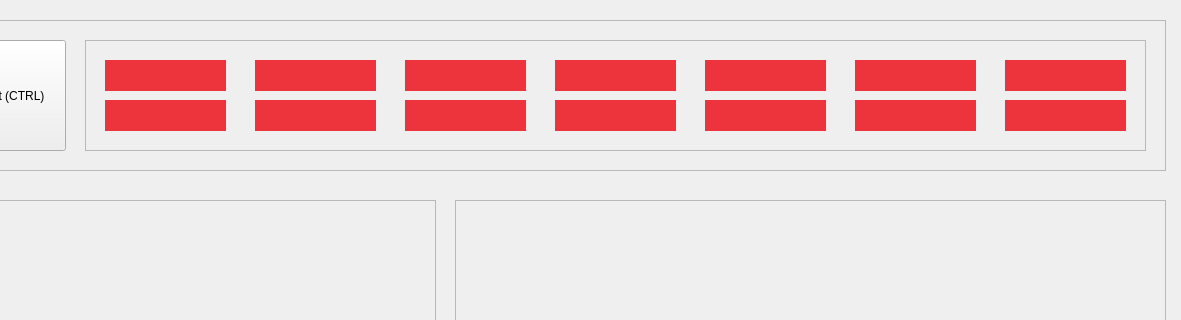
VILABVisualPanel/VILAB_PANEL, file src/ui/forms/vilab_window.ui: the form before one commit; both pictures show x 85 to 1266 and y 0 to 320 of the 1266 by 869 pixel window.
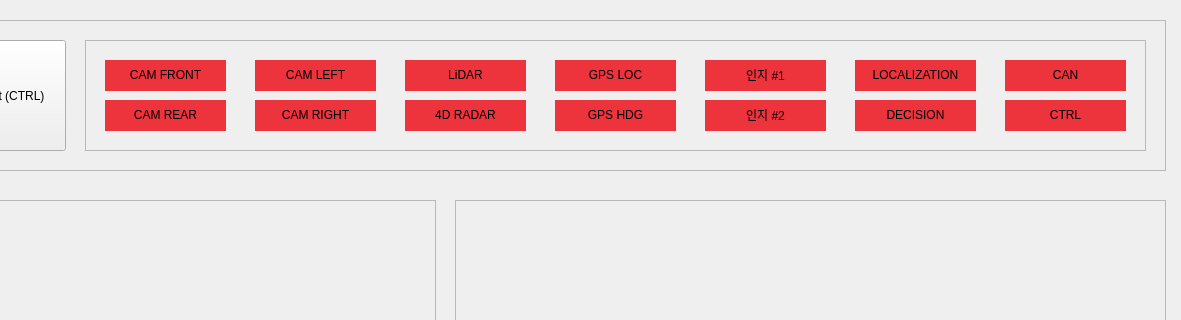
The form after the commit.

Diff of the .ui file:
```diff
--- a/src/ui/forms/vilab_window.ui
+++ b/src/ui/forms/vilab_window.ui
@@ -77,7 +77,7 @@
 </string>
       </property>
       <property name="text">
-       <string/>
+       <string>&lt;html&gt;&lt;head/&gt;&lt;body&gt;&lt;p align=&quot;center&quot;&gt;CAM FRONT&lt;/p&gt;&lt;/body&gt;&lt;/html&gt;</string>
       </property>
      </widget>
      <widget class="QLabel" name="camrearLabel">
@@ -93,7 +93,7 @@
        <string notr="true">background-color: rgb(237, 51, 59);</string>
       </property>
       <property name="text">
-       <string/>
+       <string>&lt;html&gt;&lt;head/&gt;&lt;body&gt;&lt;p align=&quot;center&quot;&gt;CAM REAR&lt;/p&gt;&lt;/body&gt;&lt;/html&gt;</string>
       </property>
      </widget>
      <widget class="QLabel" name="camleftLabel">
@@ -109,7 +109,7 @@
        <string notr="true">background-color: rgb(237, 51, 59);</string>
       </property>
       <property name="text">
-       <string/>
+       <string>&lt;html&gt;&lt;head/&gt;&lt;body&gt;&lt;p align=&quot;center&quot;&gt;CAM LEFT&lt;/p&gt;&lt;/body&gt;&lt;/html&gt;</string>
       </property>
      </widget>
      <widget class="QLabel" name="camrightLabel">
@@ -125,7 +125,7 @@
        <string notr="true">background-color: rgb(237, 51, 59);</string>
       </property>
       <property name="text">
-       <string/>
+       <string>&lt;html&gt;&lt;head/&gt;&lt;body&gt;&lt;p align=&quot;center&quot;&gt;CAM RIGHT&lt;/p&gt;&lt;/body&gt;&lt;/html&gt;</string>
       </property>
      </widget>
      <widget class="QLabel" name="lidarLabel">
@@ -141,7 +141,7 @@
        <string notr="true">background-color: rgb(237, 51, 59);</string>
       </property>
       <property name="text">
-       <string/>
+       <string>&lt;html&gt;&lt;head/&gt;&lt;body&gt;&lt;p align=&quot;center&quot;&gt;LiDAR&lt;/p&gt;&lt;/body&gt;&lt;/html&gt;</string>
       </property>
      </widget>
      <widget class="QLabel" name="ladar4dLabel">
@@ -157,7 +157,7 @@
        <string notr="true">background-color: rgb(237, 51, 59);</string>
       </property>
       <property name="text">
-       <string/>
+       <string>&lt;html&gt;&lt;head/&gt;&lt;body&gt;&lt;p align=&quot;center&quot;&gt;4D RADAR&lt;/p&gt;&lt;/body&gt;&lt;/html&gt;</string>
       </property>
      </widget>
      <widget class="QLabel" name="gpslocLabel">
@@ -173,7 +173,7 @@
        <string notr="true">background-color: rgb(237, 51, 59);</string>
       </property>
       <property name="text">
-       <string/>
+       <string>&lt;html&gt;&lt;head/&gt;&lt;body&gt;&lt;p align=&quot;center&quot;&gt;GPS LOC&lt;/p&gt;&lt;/body&gt;&lt;/html&gt;</string>
       </property>
      </widget>
      <widget class="QLabel" name="gpshdgLabel">
@@ -189,7 +189,7 @@
        <string notr="true">background-color: rgb(237, 51, 59);</string>
       </property>
       <property name="text">
-       <string/>
+       <string>&lt;html&gt;&lt;head/&gt;&lt;body&gt;&lt;p align=&quot;center&quot;&gt;GPS HDG&lt;/p&gt;&lt;/body&gt;&lt;/html&gt;</string>
       </property>
      </widget>
      <widget class="QLabel" name="recog1Label">
@@ -205,7 +205,7 @@
        <string notr="true">background-color: rgb(237, 51, 59);</string>
       </property>
       <property name="text">
-       <string/>
+       <string>&lt;html&gt;&lt;head/&gt;&lt;body&gt;&lt;p align=&quot;center&quot;&gt;인지 #1&lt;/p&gt;&lt;/body&gt;&lt;/html&gt;</string>
       </property>
      </widget>
      <widget class="QLabel" name="recog2Label">
@@ -221,7 +221,7 @@
        <string notr="true">background-color: rgb(237, 51, 59);</string>
       </property>
       <property name="text">
-       <string/>
+       <string>&lt;html&gt;&lt;head/&gt;&lt;body&gt;&lt;p align=&quot;center&quot;&gt;인지 #2&lt;/p&gt;&lt;/body&gt;&lt;/html&gt;</string>
       </property>
      </widget>
      <widget class="QLabel" name="localLabel">
@@ -237,7 +237,7 @@
        <string notr="true">background-color: rgb(237, 51, 59);</string>
       </property>
       <property name="text">
-       <string/>
+       <string>&lt;html&gt;&lt;head/&gt;&lt;body&gt;&lt;p align=&quot;center&quot;&gt;LOCALIZATION&lt;/p&gt;&lt;/body&gt;&lt;/html&gt;</string>
       </property>
      </widget>
      <widget class="QLabel" name="decisionLabel">
@@ -253,7 +253,7 @@
        <string notr="true">background-color: rgb(237, 51, 59);</string>
       </property>
       <property name="text">
-       <string/>
+       <string>&lt;html&gt;&lt;head/&gt;&lt;body&gt;&lt;p align=&quot;center&quot;&gt;DECISION&lt;/p&gt;&lt;/body&gt;&lt;/html&gt;</string>
       </property>
      </widget>
      <widget class="QLabel" name="canLabel">
@@ -269,7 +269,7 @@
        <string notr="true">background-color: rgb(237, 51, 59);</string>
       </property>
       <property name="text">
-       <string/>
+       <string>&lt;html&gt;&lt;head/&gt;&lt;body&gt;&lt;p align=&quot;center&quot;&gt;CAN&lt;/p&gt;&lt;/body&gt;&lt;/html&gt;</string>
       </property>
      </widget>
      <widget class="QLabel" name="ctrlLabel">
@@ -285,7 +285,7 @@
        <string notr="true">background-color: rgb(237, 51, 59);</string>
       </property>
       <property name="text">
-       <string/>
+       <string>&lt;html&gt;&lt;head/&gt;&lt;body&gt;&lt;p align=&quot;center&quot;&gt;CTRL&lt;/p&gt;&lt;/body&gt;&lt;/html&gt;</string>
       </property>
      </widget>
     </widget>
```
